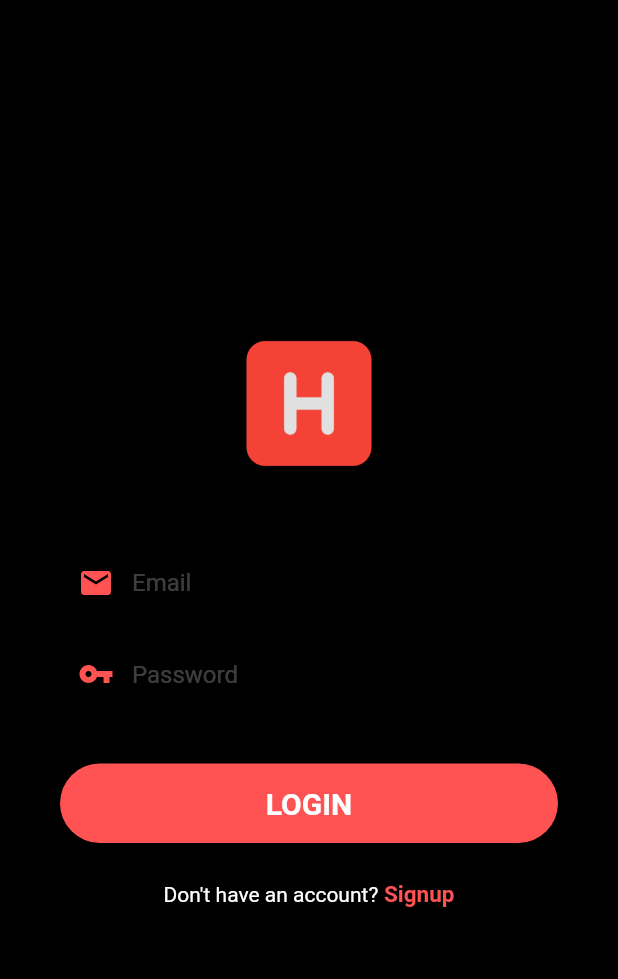
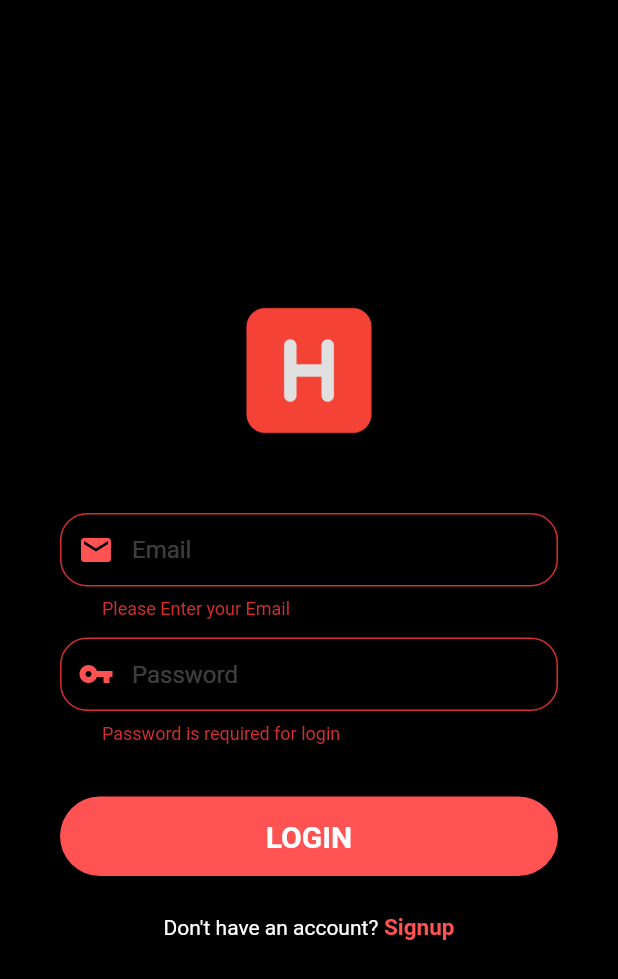
Before and after one commit to Badhan2440/final_sem_project, a Flutter app: the screen it shows after launch, after a tap on "Skip", after a tap on "LOGIN", on a phone screen of 412 x 824 dp. Shown: the top 979 px of the screen. Run offline on Flutter 3.47's test engine with Material 2 defaults, Android fonts, the light colour scheme and no system bars; our stand-ins replace cloud_firestore, firebase_auth, firebase_core, fluttertoast, introduction_screen; missing offline and left inert: fireflutter; accounts and stored records are empty.

Commit message:
4th commit

```diff
--- a/lib/main.dart
+++ b/lib/main.dart
@@ -1,9 +1,19 @@
 import 'package:final_sem_project/screens/login_screen.dart';
 import 'package:final_sem_project/screens/registration_screen.dart';
 import 'package:final_sem_project/splash.dart';
+import 'package:firebase_core/firebase_core.dart';
 import 'package:flutter/material.dart';
 
-void main() {
+void main() async{
+  WidgetsFlutterBinding.ensureInitialized();
+  await Firebase.initializeApp(
+    options: FirebaseOptions(
+      apiKey: "AIzaSyBBvllGg0nPAM9J0DHfUlTVgKV0pIhZDvc", // Your apiKey
+      appId: "1:1094324644598:android:2701130e926ea0d3469ad7", // Your appId
+      messagingSenderId: "1094324644598", // Your messagingSenderId
+      projectId: "telemedicine-b1b99", // Your projectId
+    ),
+  );
   runApp(MyApp());
 }
 
--- a/lib/screens/login_screen.dart
+++ b/lib/screens/login_screen.dart
@@ -1,4 +1,7 @@
+import 'package:final_sem_project/screens/signup_screen.dart';
+import 'package:firebase_auth/firebase_auth.dart';
 import 'package:flutter/material.dart';
+import 'package:fluttertoast/fluttertoast.dart';
 
 import 'registration_screen.dart';
 
@@ -21,6 +24,8 @@ class _LoginScreenState extends State<LoginScreen> {
   final TextEditingController passwordController= new TextEditingController();
 
 
+  //firebase
+  final _auth= FirebaseAuth.instance;
 
 
 
@@ -32,6 +37,16 @@ class _LoginScreenState extends State<LoginScreen> {
       autofocus: false,
       controller: emailController,
       keyboardType: TextInputType.emailAddress,
+      validator: (value){
+        if(value!.isEmpty){
+          return("Please Enter your Email");
+        }
+        //reg expression
+        if(!RegExp("^[a-zA-Z0-9+_.-]+@[a-zA-Z0=9.-]+.[a-z]").hasMatch(value)){
+          return("Please enter a valid Email address");
+        }
+        return null;
+      },
       onSaved: (value){
         emailController.text=value!;
       },
@@ -56,6 +71,15 @@ class _LoginScreenState extends State<LoginScreen> {
       autofocus: false,
       controller: passwordController,
       obscureText: true,
+      validator: (value){
+        RegExp regex= new RegExp(r'^.{6,}$');
+        if(value!.isEmpty){
+          return("Password is required for login");
+        }
+        if(!regex.hasMatch(value)){
+          return("Please enter valid password(Min 6 Character)");
+        }
+      },
       onSaved: (value){
         passwordController.text=value!;
       },
@@ -81,6 +105,7 @@ class _LoginScreenState extends State<LoginScreen> {
         padding: EdgeInsets.fromLTRB(20, 15, 20, 15),
         minWidth: MediaQuery.of(context).size.width,
         onPressed: (){
+          signIn(emailController.text, passwordController.text);
         },
         child: Text(
           "LOGIN",
@@ -160,4 +185,22 @@ class _LoginScreenState extends State<LoginScreen> {
 
     );
   }
+
+
+
+
+
+  // ***********   LOGIN FUBCTION   ***************
+  void signIn(String email, String password) async{
+    if(_formKey.currentState!.validate()){
+      await _auth
+          .signInWithEmailAndPassword(email: email, password: password)
+          .then((uid) => {
+        Fluttertoast.showToast(msg: "Login Successful"),
+        Navigator.of(context).pushReplacement(MaterialPageRoute(builder: (context)=> HomeScreen())),
+      }).catchError((e){
+        Fluttertoast.showToast(msg: e!.message);
+      });
+    }
+  }
 }
--- a/lib/splash.dart
+++ b/lib/splash.dart
@@ -34,7 +34,7 @@ class _SplashState extends State<Splash>{
           child: Column(
               mainAxisAlignment: MainAxisAlignment.center,
               children: [
-                Image.asset('assets/doctor.png'),
+                Image.asset('assets/logo.png'),
                 SizedBox(height: 4),
                 Text(
                   "ELDOC",
--- a/pubspec.yaml
+++ b/pubspec.yaml
@@ -37,6 +37,12 @@ dependencies:
   animated_splash_screen: ^1.2.0
   introduction_screen: ^3.0.0
   google_fonts: ^2.3.1
+  cloud_firestore: ^3.1.10
+  firebase_auth: ^3.3.9
+  firebase_core: ^1.13.1
+  fluttertoast: ^8.0.9
+  fireflutter: ^0.2.12
+  flutter_application_id: ^1.0.0
 
 
 
```
Also changed, not shown: lib/model/user_model.dart (added, +29 -0 lines), lib/screens/registration_screen.dart (+48 -0 lines), lib/screens/signup_screen.dart (+10 -0 lines), assets/symbol.png (added), pubspec.lock, 3 other files.
